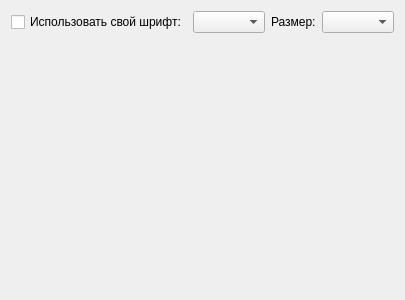
First picture: the form in resources/ui/settings_appearance.ui, repository rymatoi/new-uniskad, before the edit.
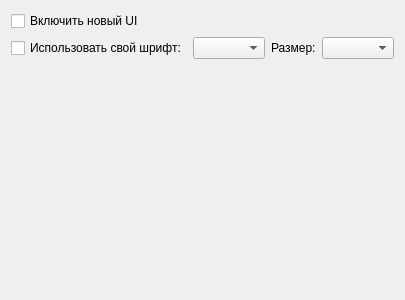
Second picture: the form after the edit.

Commit message: Add modern light theme and UI toggle

Patch:
```diff
--- a/resources/ui/settings_appearance.ui
+++ b/resources/ui/settings_appearance.ui
@@ -15,6 +15,13 @@
         </property>
         <layout class="QGridLayout" name="gridLayout">
             <item row="0" column="0">
+                <widget class="QCheckBox" name="modernUiCheckBox">
+                    <property name="text">
+                        <string>Включить новый UI</string>
+                    </property>
+                </widget>
+            </item>
+            <item row="1" column="0">
                 <layout class="QHBoxLayout" name="horizontalLayout">
                     <item>
                         <widget class="QCheckBox" name="customFontCheckBox">
@@ -38,7 +45,7 @@
                     </item>
                 </layout>
             </item>
-            <item row="1" column="0">
+            <item row="2" column="0">
                 <spacer name="verticalSpacer">
                     <property name="orientation">
                         <enum>Qt::Vertical</enum>
```
The commit also changes 6 other files.
